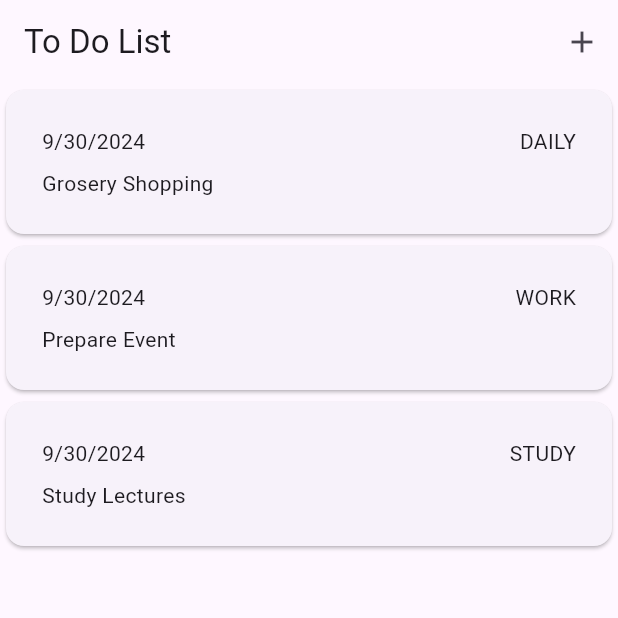
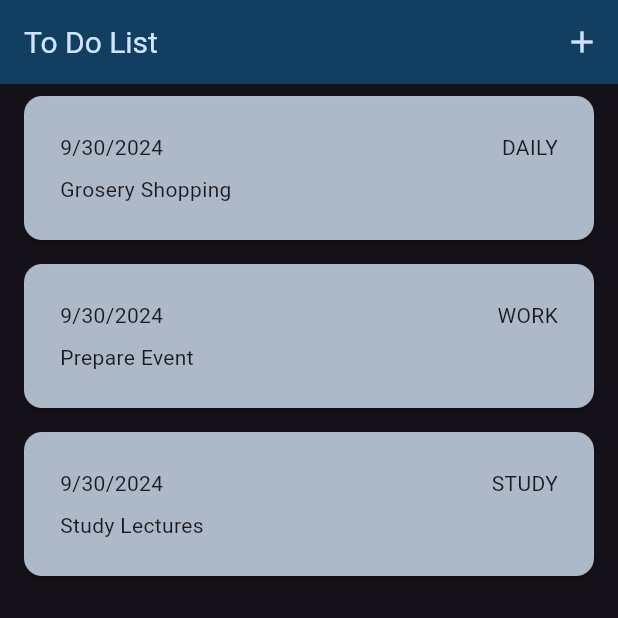
Before and after one commit to Inna18/flutter-todo-calendar, a Flutter app: the screen it shows after launch, on a phone screen of 412 x 824 dp, the top half of it. Run offline on Flutter 3.47's test engine with Material 3 defaults, Android fonts, the phone set to English and light mode, and no system bars; our stand-ins replace calendar_date_picker2.

Commit message:
style: apply light & dark mode

```diff
--- a/lib/main.dart
+++ b/lib/main.dart
@@ -1,18 +1,73 @@
 import 'package:flutter/material.dart';
 import 'package:todo_calendar_app/widgets/todos.dart';
+
+var kColorScheme =
+    ColorScheme.fromSeed(seedColor: const Color.fromRGBO(144, 202, 249, 1));
+var kDarkColorScheme =
+    ColorScheme.fromSeed(seedColor: const Color.fromRGBO(66, 165, 245, 1));
 
 void main() {
   runApp(const MyApp());
 }
 
-class MyApp extends StatelessWidget {  const MyApp({super.key});
+class MyApp extends StatelessWidget {
+  const MyApp({super.key});
 
   // This widget is the root of your application.
   @override
   Widget build(BuildContext context) {
     return MaterialApp(
       title: 'Todo Calendar App',
-      theme: ThemeData().copyWith(),
+      darkTheme: ThemeData.dark().copyWith(
+          colorScheme: kDarkColorScheme,
+          canvasColor: kDarkColorScheme.secondaryContainer,
+          appBarTheme: const AppBarTheme().copyWith(
+            backgroundColor:
+                kDarkColorScheme.onPrimaryContainer.withOpacity(0.8),
+            foregroundColor: kDarkColorScheme.primaryContainer,
+          ),
+          cardTheme: const CardTheme().copyWith(
+              color: kDarkColorScheme.secondaryContainer.withOpacity(0.8),
+              margin: const EdgeInsets.symmetric(
+                horizontal: 16,
+                vertical: 8,
+              )),
+          elevatedButtonTheme: ElevatedButtonThemeData(
+              style: ElevatedButton.styleFrom(
+            backgroundColor: kDarkColorScheme.primaryContainer,
+          )),
+          textTheme: ThemeData().textTheme.copyWith(
+              titleLarge: TextStyle(
+                  color: kDarkColorScheme.onSecondaryContainer,
+                  fontSize: 20,
+                  fontWeight: FontWeight.normal)),
+          bottomSheetTheme: BottomSheetThemeData(
+            backgroundColor: kDarkColorScheme.secondaryContainer,
+          )),
+      theme: ThemeData().copyWith(
+        colorScheme: kColorScheme,
+        canvasColor: kColorScheme.secondaryContainer,
+        appBarTheme: const AppBarTheme().copyWith(
+          backgroundColor: kColorScheme.onPrimaryContainer.withOpacity(0.8),
+          foregroundColor: kColorScheme.primaryContainer,
+        ),
+        cardTheme: const CardTheme().copyWith(
+            color: kColorScheme.secondaryContainer,
+            margin: const EdgeInsets.symmetric(
+              horizontal: 16,
+              vertical: 8,
+            )),
+        elevatedButtonTheme: ElevatedButtonThemeData(
+            style: ElevatedButton.styleFrom(
+          backgroundColor: kColorScheme.primaryContainer,
+        )),
+        textTheme: ThemeData().textTheme.copyWith(
+            titleLarge: TextStyle(
+                color: kColorScheme.onSecondaryContainer,
+                fontSize: 20,
+                fontWeight: FontWeight.normal)),
+      ),
+      themeMode: ThemeMode.dark,
       home: const Todos(),
     );
   }
--- a/lib/widgets/todo_add.dart
+++ b/lib/widgets/todo_add.dart
@@ -50,7 +50,7 @@ class _TodoAddState extends State<TodoAdd> {
     initializeDateFormatting(Localizations.localeOf(context).languageCode);
 
     final config = CalendarDatePicker2Config(
-        selectedDayHighlightColor: Colors.blue[900],
+        selectedDayHighlightColor: Colors.blue[400],
         weekdayLabels: ['Sun', 'Mon', 'Tue', 'Wed', 'Thu', 'Fri', 'Sat'],
         weekdayLabelTextStyle: const TextStyle(
           color: Colors.black87,
--- a/lib/widgets/todos_list.dart
+++ b/lib/widgets/todos_list.dart
@@ -16,7 +16,7 @@ class TodosList extends StatelessWidget {
         background: Container(
           color: Theme.of(context).colorScheme.error.withOpacity(0.5),
           margin: EdgeInsets.symmetric(
-              // horizontal: Theme.of(context).cardTheme.margin!.horizontal,
+              horizontal: Theme.of(context).cardTheme.margin!.horizontal,
               vertical: 8),
         ),
         key: ValueKey(todos[index]),
```
